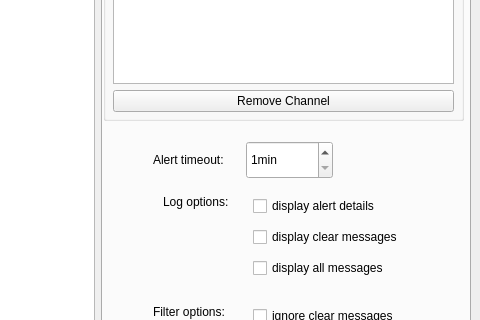
The window that intelpy/gui/mainwindow.ui (Riftr/intelpy) describes before a commit, drawn with Qt 5; both pictures show x 279 to 759 and y 364 to 684 of the 759 by 790 pixel window.
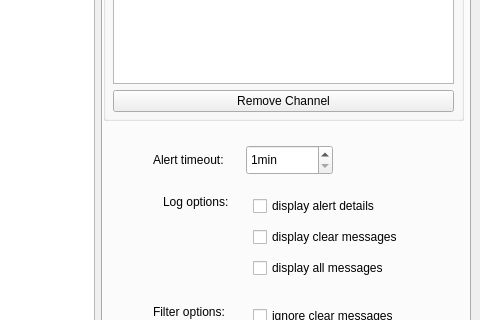
The same window after the commit. The open tabs and pages were chosen to show the change. Icons and pictures are not drawn.

```diff
--- a/intelpy/gui/mainwindow.ui
+++ b/intelpy/gui/mainwindow.ui
@@ -705,6 +705,12 @@
                  <verstretch>0</verstretch>
                 </sizepolicy>
                </property>
+               <property name="maximumSize">
+                <size>
+                 <width>16777215</width>
+                 <height>30</height>
+                </size>
+               </property>
                <property name="suffix">
                 <string>min</string>
                </property>
```
Left out of the diff: 10 changed lines with no effect on the pictures.
